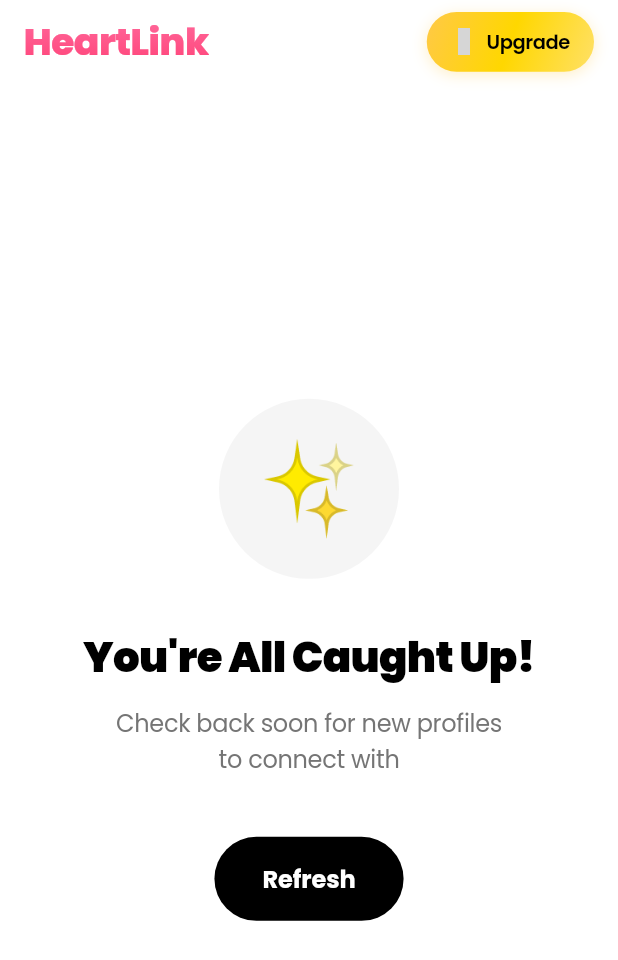
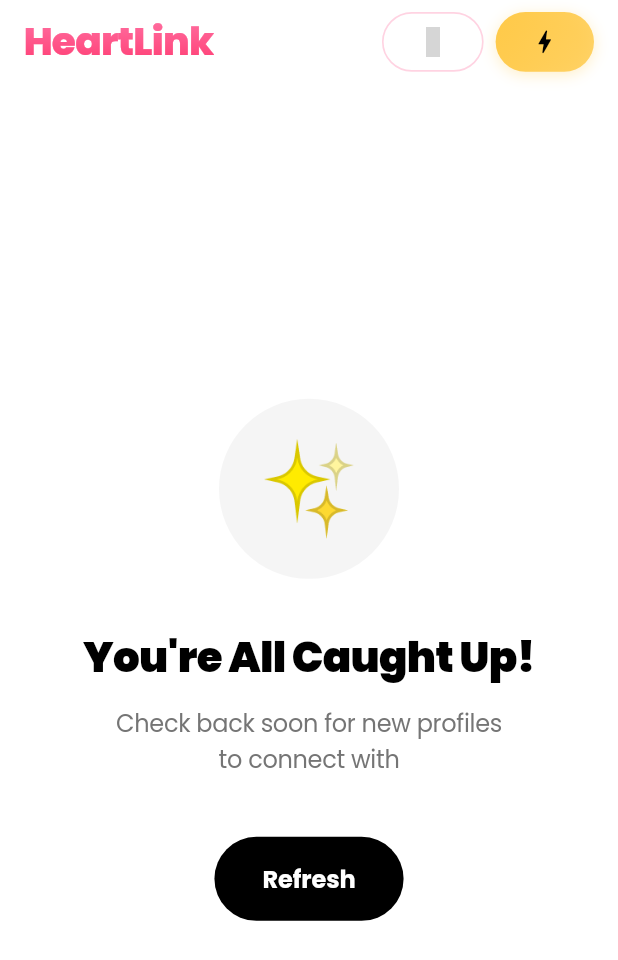
Before and after one commit to alumbwe1/datadateApp, a Flutter app: the EncountersPage screen opened directly, on a phone screen of 412 x 824 dp. Shown: the top 960 px of the screen. Run offline on Flutter 3.47's test engine with Material 3 defaults, Android fonts, the phone set to English and light mode, and no system bars; our stand-ins replace cached_network_image, dartz, dio, equatable, firebase_core, firebase_messaging and 16 more; accounts and stored records are empty; network calls fail; grey boxes are pictures that could not be loaded.

Commit message:
feat(encounters,ui,navigation): Add filter button and enhance encounters page header styling
- Add link.png asset for future filter functionality
- Implement filter icon button with haptic feedback and coming soon snackbar
- Redesign boost button with gradient styling and improved visual hierarchy
- Update navigation bar encounters color to use primaryLight for consistency
- Refactor encounters page header with improved typography and spacing
- Remove swipe count tracking and upgrade prompt logic for cleaner UX
- Add flutter/services import for haptic feedback support
- Enhance button styling with modern borders and shadow effects
- Improve overall encounters page header layout and visual polish

```diff
--- a/lib/core/widgets/main_navigation.dart
+++ b/lib/core/widgets/main_navigation.dart
@@ -92,7 +92,7 @@ class _MainNavigationState extends State<MainNavigation>
                   index: 0,
                   activeColor: isDark
                       ? AppColors.navEncountersDark
-                      : AppColors.navEncountersLight,
+                      : AppColors.primaryLight,
                 ),
                 _buildNavItem(
                   icon: Icons.grid_view_rounded,
--- a/lib/features/encounters/presentation/pages/encounters_page.dart
+++ b/lib/features/encounters/presentation/pages/encounters_page.dart
@@ -1,4 +1,5 @@
 import 'package:flutter/material.dart';
+import 'package:flutter/services.dart';
 import 'package:flutter_card_swiper/flutter_card_swiper.dart';
 import 'package:flutter_riverpod/flutter_riverpod.dart';
 import 'package:flutter_screenutil/flutter_screenutil.dart';
@@ -26,9 +27,6 @@ class EncountersPage extends ConsumerStatefulWidget {
 class _EncountersPageState extends ConsumerState<EncountersPage>
     with TickerProviderStateMixin {
   final CardSwiperController _controller = CardSwiperController();
-  int _swipeCount = 0;
-  final int _freeSwipeLimit = 3;
-  bool _hasShownUpgradePrompt = false;
 
   late AnimationController _swipeAnimationController;
   late AnimationController _breatheController;
@@ -63,10 +61,6 @@ class _EncountersPageState extends ConsumerState<EncountersPage>
     String profileName,
     String profilePhoto,
   ) {
-    setState(() {
-      _swipeCount++;
-    });
-
     // Instant API call based on direction
     if (direction == CardSwiperDirection.right) {
       ref.read(encountersProvider.notifier).likeProfile(profileId);
@@ -82,16 +76,6 @@ class _EncountersPageState extends ConsumerState<EncountersPage>
       }
     } else if (direction == CardSwiperDirection.left) {
       ref.read(encountersProvider.notifier).skipProfile(profileId);
-    }
-
-    // Show upgrade prompt after limit
-    if (_swipeCount >= _freeSwipeLimit && !_hasShownUpgradePrompt) {
-      _hasShownUpgradePrompt = true;
-      Future.delayed(const Duration(milliseconds: 600), () {
-        if (mounted) {
-          _showUpgradePrompt();
-        }
-      });
     }
   }
 
@@ -138,7 +122,7 @@ class _EncountersPageState extends ConsumerState<EncountersPage>
             padding: const EdgeInsets.symmetric(horizontal: 16, vertical: 8),
             child: Row(
               children: [
-                // HeartLink Logo with gradient
+                // HeartLink Logo with Gradient
                 ShaderMask(
                   shaderCallback: (bounds) =>
                       AppColors.heartGradient.createShader(
@@ -147,18 +131,79 @@ class _EncountersPageState extends ConsumerState<EncountersPage>
                   child: Text(
                     'HeartLink',
                     style: appStyle(
-                      25,
-                      Colors.white, // Color will be replaced by gradient
+                      26,
+                      Colors.white,
                       FontWeight.w800,
-                    ).copyWith(letterSpacing: -0.3),
+                    ).copyWith(letterSpacing: -0.5, height: 1),
                   ),
                 ),
                 const Spacer(),
-                // Premium Upgrade Button
+
+                // Filter Icon Button - Modern Style
                 Container(
+                  padding: EdgeInsets.symmetric(horizontal: 8.w, vertical: 8.h),
                   decoration: BoxDecoration(
-                    gradient: AppColors.premiumGradient,
-                    borderRadius: BorderRadius.circular(20),
+                    border: Border.all(
+                      color: AppColors.primaryLight.withValues(alpha: 0.3),
+                      width: 1.w,
+                    ),
+                    borderRadius: BorderRadius.circular(20.r),
+                  ),
+                  child: IconButton(
+                    icon: Icon(IconlyLight.filter, size: 20.sp),
+                    color: AppColors.primaryLight,
+                    onPressed: () {
+                      HapticFeedback.lightImpact();
+                      ScaffoldMessenger.of(context).showSnackBar(
+                        SnackBar(
+                          content: Row(
+                            children: [
+                              Icon(
+                                IconlyLight.filter,
+                                color: AppColors.primaryLight,
+                                size: 20,
+                              ),
+                              const SizedBox(width: 12),
+                              Text(
+                                'Filters coming soon!',
+                                style: appStyle(
+                                  14,
+                                  Colors.white,
+                                  FontWeight.w600,
+                                ),
+                              ),
+                            ],
+                          ),
+                          backgroundColor: Colors.black87,
+                          behavior: SnackBarBehavior.floating,
+                          duration: const Duration(seconds: 2),
+                          margin: const EdgeInsets.all(16),
+                          shape: RoundedRectangleBorder(
+                            borderRadius: BorderRadius.circular(16),
+                          ),
+                        ),
+                      );
+                    },
+                    splashRadius: 24,
+                    padding: EdgeInsets.zero,
+                  ),
+                ),
+
+                const SizedBox(width: 8),
+
+                // Boost Button - Premium Style with Gradient
+                Container(
+                  padding: EdgeInsets.symmetric(horizontal: 8.w, vertical: 8.h),
+                  decoration: BoxDecoration(
+                    gradient: LinearGradient(
+                      colors: [
+                        AppColors.accentLight,
+                        AppColors.accentLight.withValues(alpha: 0.8),
+                      ],
+                      begin: Alignment.topLeft,
+                      end: Alignment.bottomRight,
+                    ),
+                    borderRadius: BorderRadius.circular(20.sp),
                     boxShadow: [
                       BoxShadow(
                         color: AppColors.accentLight.withValues(alpha: 0.3),
@@ -167,40 +212,77 @@ class _EncountersPageState extends ConsumerState<EncountersPage>
                       ),
                     ],
                   ),
-                  child: ElevatedButton(
-                    onPressed: () => _showPremiumBottomSheet(context),
-                    style: ElevatedButton.styleFrom(
-                      backgroundColor: Colors.transparent,
-                      foregroundColor: Colors.white,
-                      elevation: 0,
-                      shadowColor: Colors.transparent,
-                      padding: const EdgeInsets.symmetric(
-                        horizontal: 16,
-                        vertical: 8,
-                      ),
-                      shape: RoundedRectangleBorder(
-                        borderRadius: BorderRadius.circular(20),
-                      ),
+                  child: IconButton(
+                    icon: Icon(
+                      Icons.bolt_rounded,
+                      size: 20.sp,
+                      color: Colors.black,
                     ),
-                    child: Row(
-                      mainAxisSize: MainAxisSize.min,
-                      children: [
-                        const Icon(
-                          Iconsax.diamonds,
-                          color: Colors.black,
-                          size: 18,
+                    color: Colors.white,
+                    onPressed: () {
+                      HapticFeedback.mediumImpact();
+                      ScaffoldMessenger.of(context).showSnackBar(
+                        SnackBar(
+                          content: Row(
+                            children: [
+                              Container(
+                                padding: const EdgeInsets.all(6),
+                                decoration: BoxDecoration(
+                                  gradient: LinearGradient(
+                                    colors: [
+                                      AppColors.accentLight,
+                                      AppColors.accentLight.withValues(
+                                        alpha: 0.8,
+                                      ),
+                                    ],
+                                  ),
+                                  borderRadius: BorderRadius.circular(8),
+                                ),
+                                child: const Icon(
+                                  Icons.bolt_rounded,
+                                  color: Colors.white,
+                                  size: 16,
+                                ),
+                              ),
+                              const SizedBox(width: 12),
+                              Expanded(
+                                child: Column(
+                                  crossAxisAlignment: CrossAxisAlignment.start,
+                                  mainAxisSize: MainAxisSize.min,
+                                  children: [
+                                    Text(
+                                      'Boost Feature',
+                                      style: appStyle(
+                                        14,
+                                        Colors.white,
+                                        FontWeight.w700,
+                                      ),
+                                    ),
+                                    Text(
+                                      'Get 10x more views - Coming soon!',
+                                      style: appStyle(
+                                        12,
+                                        Colors.white70,
+                                        FontWeight.w400,
+                                      ),
+                                    ),
+                                  ],
+                                ),
+                              ),
+                            ],
+                          ),
+                          backgroundColor: Colors.black87,
+                          behavior: SnackBarBehavior.floating,
+                          duration: const Duration(seconds: 3),
+                          margin: const EdgeInsets.all(16),
+                          shape: RoundedRectangleBorder(
+                            borderRadius: BorderRadius.circular(16),
+                          ),
                         ),
-                        const SizedBox(width: 6),
-                        Text(
-                          'Upgrade',
-                          style: appStyle(
-                            13,
-                            Colors.black,
-                            FontWeight.w600,
-                          ).copyWith(letterSpacing: -0.3),
-                        ),
-                      ],
-                    ),
+                      );
+                    },
+                    splashRadius: 24,
+                    padding: EdgeInsets.zero,
                   ),
                 ),
               ],
@@ -494,18 +576,6 @@ class _EncountersPageState extends ConsumerState<EncountersPage>
     );
   }
 
-  void _showUpgradePrompt() {
-    showModalBottomSheet(
-      context: context,
-      backgroundColor: Colors.transparent,
-      isDismissible: true,
-      isScrollControlled: true,
-      builder: (context) => UpgradePromptBottomSheet(
-        onUpgrade: () => _showPremiumBottomSheet(context),
-      ),
-    );
-  }
-
   @override
   void dispose() {
     _controller.dispose();
--- a/lib/main.dart
+++ b/lib/main.dart
@@ -51,7 +51,7 @@ void main() async {
   // Initialize SharedPreferences
   final sharedPreferences = await SharedPreferences.getInstance();
 
-  // Create API client for initialization
+  // Create API client for initializationprofil
   final apiClient = ApiClient();
 
   // Initialize notifications (FCM)
--- a/pubspec.yaml
+++ b/pubspec.yaml
@@ -145,7 +145,7 @@ flutter_launcher_icons:
   min_sdk_android: 21
 
   # Adaptive icons for Android
-  adaptive_icon_background: "##FF6B9D"
+  adaptive_icon_background: "#FF6B9D"
   adaptive_icon_foreground: "assets/images/heartlink.png"
 
   # Remove alpha channel for iOS
```
Also changed, not shown: lib/features/encounters/presentation/widgets/profile_card.dart (+7 -3 lines), assets/images/link.png (added).
